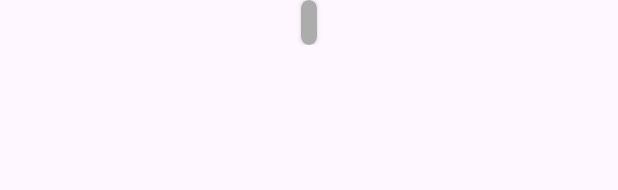
After one commit to cnso/IVideo, an Android app: the layout join_leave_item.xml on its own in the app's theme, with its tools: preview values and no code run, on a phone screen of 412 x 824 dp. The commit adds this screen. Shown: the top 190 px of the screen. Run offline under Robolectric (Android 15) with nearby library versions, the phone set to English and light mode, and no system bars.

Commit message:
即时通信

```diff
--- /dev/null
+++ b/live/src/main/java/org/jash/live/model/Message.kt
@@ -0,0 +1,6 @@
+package org.jash.live.model
+
+data class Message(
+    val name:String,
+    val message: String
+)
--- a/live/src/main/java/org/jash/live/xmpp/XMPPManager.kt
+++ b/live/src/main/java/org/jash/live/xmpp/XMPPManager.kt
@@ -27,6 +27,7 @@ object XMPPManager {
             .setXmppDomain("oldwang-office")
             .setPort(5222)
             .setSecurityMode(ConnectionConfiguration.SecurityMode.disabled)
+            .setConnectTimeout(30000)
             .build()
         )
         connection?.connect()
@@ -65,11 +66,14 @@ object XMPPManager {
     fun login(username: String, password: String) : Boolean{
         connection?.takeIf { it.isConnected }?.let {
             try {
+                it.replyTimeout = 30000
                 it.login(username, password)
                 return true
             } catch (e:SASLErrorException) {
                 logDebug(e.message)
                 return false
+            } catch (e:Exception) {
+                logDebug(e.message)
             }
         }
         return false
--- /dev/null
+++ b/live/src/main/res/layout/join_leave_item.xml
@@ -0,0 +1,29 @@
+<?xml version="1.0" encoding="utf-8"?>
+<layout xmlns:android="http://schemas.android.com/apk/res/android"
+    xmlns:app="http://schemas.android.com/apk/res-auto">
+
+    <data>
+        <variable
+            name="str"
+            type="java.lang.String" />
+    </data>
+
+    <FrameLayout
+        android:layout_width="match_parent"
+        android:layout_height="wrap_content">
+        <androidx.cardview.widget.CardView
+            android:layout_width="wrap_content"
+            android:layout_height="wrap_content"
+            android:layout_gravity="center_horizontal"
+            app:cardBackgroundColor="#ACACAC"
+            app:contentPadding="5dp"
+            app:cardCornerRadius="20dp">
+            <TextView
+                android:layout_width="wrap_content"
+                android:layout_height="wrap_content"
+                android:textColor="#000"
+                android:text="@{str}"/>
+        </androidx.cardview.widget.CardView>
+
+    </FrameLayout>
+</layout>
```
Also changed, not shown: live/src/main/java/org/jash/live/LiveActivity.kt (+16 -1 lines), live/src/main/java/org/jash/live/PublishActivity.kt (+15 -1 lines), live/src/main/java/org/jash/live/adapter/MsgAdapter.kt (added, +49 -0 lines), live/src/main/res/layout/activity_live.xml (+24 -0 lines), live/src/main/res/layout/activity_publish.xml (+24 -0 lines), live/src/main/res/layout/msg_left_item.xml (added, +27 -0 lines).
